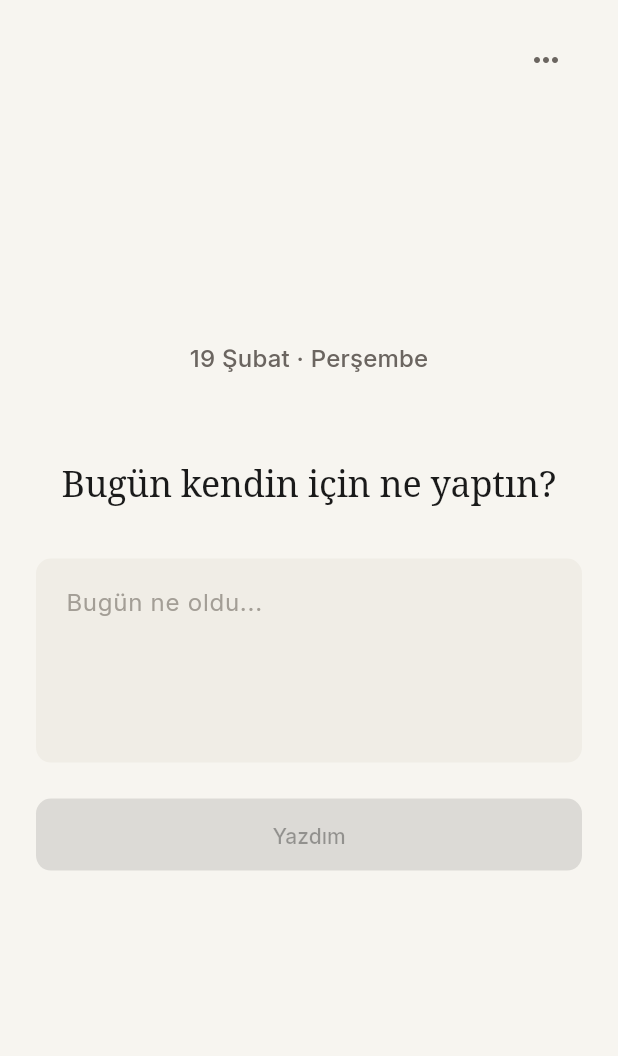
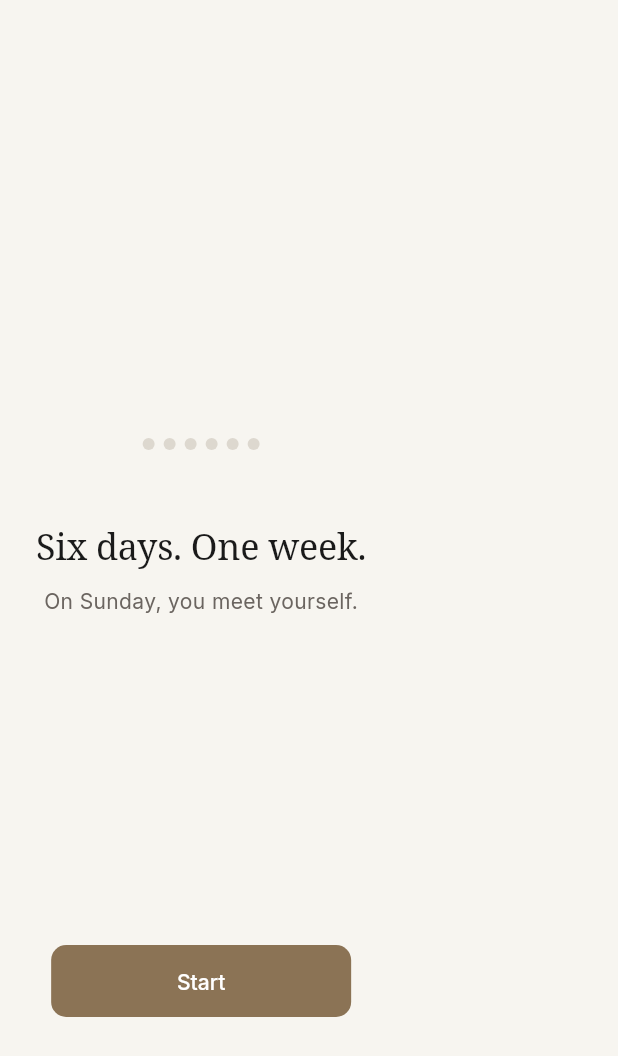
Before and after one commit to yalpyy/KendimApp, a Flutter app: the screen it shows after launch, on a phone screen of 412 x 824 dp. Shown: the top 1056 px of the screen. Run offline on Flutter 3.47's test engine with Material 3 defaults, Android fonts, the phone set to English and light mode, and no system bars; our stand-ins replace flutter_local_notifications, flutter_riverpod, google_fonts, in_app_purchase, shared_preferences, supabase_flutter and 1 more; accounts and stored records are empty.

Commit message:
feat: add landing screen, localization (TR/EN), and Saturday message
- Create AppLocalizations with delegate for TR + EN:
  landing_title, landing_subtitle, landing_button,
  day_completed_message, saturday_completed_title/subtitle
- Create AnimatedDots widget: 6 dots fill sequentially in a calm
  4-second loop (fill → hold → fade → pause)
- Create LandingScreen: animated dots + ritual text + "Başla" button,
  saves has_seen_landing to SharedPreferences on start
- Update main.dart: read SharedPreferences at startup, show
  LandingScreen on first launch, register localization delegates
- Update HomeScreen completed state: if Saturday AND strike == 6,
  show "Altı gün bitti. Yarın öğlen kendinle buluş." instead of
  the normal completed message; uses AppLocalizations for l10n

https://claude.ai/code/session_01Cw2Gpk45AsofWeCJpHBysD

```diff
--- /dev/null
+++ b/lib/core/l10n/app_localizations.dart
@@ -0,0 +1,70 @@
+import 'package:flutter/material.dart';
+
+/// Localization support for Kendin (Turkish + English).
+///
+/// Usage: `AppLocalizations.of(context).landingTitle`
+///
+/// Falls back to Turkish if the device locale is unsupported.
+class AppLocalizations {
+  AppLocalizations(this.locale);
+
+  final Locale locale;
+
+  static AppLocalizations of(BuildContext context) {
+    return Localizations.of<AppLocalizations>(context, AppLocalizations)!;
+  }
+
+  static const LocalizationsDelegate<AppLocalizations> delegate =
+      _AppLocalizationsDelegate();
+
+  static const supportedLocales = [
+    Locale('tr'),
+    Locale('en'),
+  ];
+
+  static final Map<String, Map<String, String>> _values = {
+    'tr': {
+      'landing_title': 'Altı gün. Bir hafta.',
+      'landing_subtitle': 'Pazar günü kendinle karşılaşırsın.',
+      'landing_button': 'Başla',
+      'day_completed_message': 'Bugün kendindesin.',
+      'saturday_completed_title': 'Altı gün bitti.',
+      'saturday_completed_subtitle': 'Yarın öğlen kendinle buluş.',
+    },
+    'en': {
+      'landing_title': 'Six days. One week.',
+      'landing_subtitle': 'On Sunday, you meet yourself.',
+      'landing_button': 'Start',
+      'day_completed_message': 'You are present today.',
+      'saturday_completed_title': 'Six days are done.',
+      'saturday_completed_subtitle': 'Tomorrow at noon, meet yourself.',
+    },
+  };
+
+  String _get(String key) {
+    return _values[locale.languageCode]?[key] ?? _values['tr']![key]!;
+  }
+
+  String get landingTitle => _get('landing_title');
+  String get landingSubtitle => _get('landing_subtitle');
+  String get landingButton => _get('landing_button');
+  String get dayCompletedMessage => _get('day_completed_message');
+  String get saturdayCompletedTitle => _get('saturday_completed_title');
+  String get saturdayCompletedSubtitle => _get('saturday_completed_subtitle');
+}
+
+class _AppLocalizationsDelegate
+    extends LocalizationsDelegate<AppLocalizations> {
+  const _AppLocalizationsDelegate();
+
+  @override
+  bool isSupported(Locale locale) =>
+      ['tr', 'en'].contains(locale.languageCode);
+
+  @override
+  Future<AppLocalizations> load(Locale locale) async =>
+      AppLocalizations(locale);
+
+  @override
+  bool shouldReload(_AppLocalizationsDelegate old) => false;
+}
--- a/lib/main.dart
+++ b/lib/main.dart
@@ -1,9 +1,12 @@
 import 'package:flutter/material.dart';
 import 'package:flutter/services.dart';
 import 'package:flutter_riverpod/flutter_riverpod.dart';
+import 'package:shared_preferences/shared_preferences.dart';
 
+import 'package:kendin/core/l10n/app_localizations.dart';
 import 'package:kendin/core/theme/app_theme.dart';
 import 'package:kendin/presentation/screens/home/home_screen.dart';
+import 'package:kendin/presentation/screens/landing/landing_screen.dart';
 
 // Conditional import: production init on native, demo (no-op) on web.
 import 'package:kendin/app_init/app_init_production.dart'
@@ -20,9 +23,16 @@ void main() async {
   // or does nothing in demo mode.
   final disposer = await initializeApp();
 
+  // Check if user has seen the landing screen.
+  final prefs = await SharedPreferences.getInstance();
+  final hasSeenLanding = prefs.getBool('has_seen_landing') ?? false;
+
   runApp(
     ProviderScope(
-      child: KendinApp(onDispose: disposer),
+      child: KendinApp(
+        onDispose: disposer,
+        showLanding: !hasSeenLanding,
+      ),
     ),
   );
 }
@@ -31,9 +41,14 @@ void main() async {
 typedef AppDisposer = void Function();
 
 class KendinApp extends StatefulWidget {
-  const KendinApp({super.key, required this.onDispose});
+  const KendinApp({
+    super.key,
+    required this.onDispose,
+    required this.showLanding,
+  });
 
   final AppDisposer onDispose;
+  final bool showLanding;
 
   @override
   State<KendinApp> createState() => _KendinAppState();
@@ -54,7 +69,13 @@ class _KendinAppState extends State<KendinApp> {
       theme: AppTheme.light,
       darkTheme: AppTheme.dark,
       themeMode: ThemeMode.system,
-      home: const HomeScreen(),
+      localizationsDelegates: const [
+        AppLocalizations.delegate,
+        DefaultMaterialLocalizations.delegate,
+        DefaultWidgetsLocalizations.delegate,
+      ],
+      supportedLocales: AppLocalizations.supportedLocales,
+      home: widget.showLanding ? const LandingScreen() : const HomeScreen(),
     );
   }
 }
--- a/lib/presentation/screens/home/home_screen.dart
+++ b/lib/presentation/screens/home/home_screen.dart
@@ -2,6 +2,7 @@ import 'package:flutter/material.dart';
 import 'package:flutter_riverpod/flutter_riverpod.dart';
 
 import 'package:kendin/core/constants/app_strings.dart';
+import 'package:kendin/core/l10n/app_localizations.dart';
 import 'package:kendin/core/theme/app_spacing.dart';
 import 'package:kendin/core/utils/date_utils.dart';
 import 'package:kendin/domain/usecases/strike_manager.dart';
@@ -196,14 +197,40 @@ class _HomeScreenState extends ConsumerState<HomeScreen> {
     BuildContext context,
     AsyncValue<StrikeState?> strikeAsync,
   ) {
+    final l10n = AppLocalizations.of(context);
+    final now = DateTime.now();
+    final isSaturday = now.weekday == DateTime.saturday;
+    final strike = strikeAsync.valueOrNull;
+    final isSaturdayComplete =
+        isSaturday && strike != null && strike.completedDays >= 6;
+
+    debugPrint(
+      '[HomeScreen] Completed: saturday=$isSaturday, '
+      'strike=${strike?.completedDays}, saturdayComplete=$isSaturdayComplete',
+    );
+
     return Column(
       children: [
-        // "Bugün kendindesin."
-        Text(
-          AppStrings.dayCompleted,
-          style: Theme.of(context).textTheme.displayLarge,
-          textAlign: TextAlign.center,
-        ),
+        // Saturday full-week message or normal completed message.
+        if (isSaturdayComplete) ...[
+          Text(
+            l10n.saturdayCompletedTitle,
+            style: Theme.of(context).textTheme.displayLarge,
+            textAlign: TextAlign.center,
+          ),
+          const SizedBox(height: AppSpacing.sm),
+          Text(
+            l10n.saturdayCompletedSubtitle,
+            style: Theme.of(context).textTheme.bodyMedium,
+            textAlign: TextAlign.center,
+          ),
+        ] else
+          Text(
+            l10n.dayCompletedMessage,
+            style: Theme.of(context).textTheme.displayLarge,
+            textAlign: TextAlign.center,
+          ),
+
         const SizedBox(height: AppSpacing.lg),
 
         // Strike dots (today's dot is filled)
--- /dev/null
+++ b/lib/presentation/screens/landing/landing_screen.dart
@@ -0,0 +1,90 @@
+import 'package:flutter/material.dart';
+import 'package:shared_preferences/shared_preferences.dart';
+
+import 'package:kendin/core/l10n/app_localizations.dart';
+import 'package:kendin/core/theme/app_spacing.dart';
+import 'package:kendin/presentation/screens/home/home_screen.dart';
+import 'package:kendin/presentation/widgets/animated_dots.dart';
+import 'package:kendin/presentation/widgets/kendin_button.dart';
+
+/// First-launch landing screen.
+///
+/// Shows animated strike dots, a short ritual description,
+/// and a "Başla" / "Start" button. Once tapped, sets
+/// [has_seen_landing] in SharedPreferences and navigates to HomeScreen.
+class LandingScreen extends StatelessWidget {
+  const LandingScreen({super.key});
+
+  static const _prefsKey = 'has_seen_landing';
+
+  Future<void> _onStart(BuildContext context) async {
+    final prefs = await SharedPreferences.getInstance();
+    await prefs.setBool(_prefsKey, true);
+
+    if (!context.mounted) return;
+
+    Navigator.of(context).pushReplacement(
+      PageRouteBuilder(
+        pageBuilder: (_, __, ___) => const HomeScreen(),
+        transitionsBuilder: (_, animation, __, child) {
+          return FadeTransition(opacity: animation, child: child);
+        },
+        transitionDuration: const Duration(milliseconds: 400),
+      ),
+    );
+  }
+
+  @override
+  Widget build(BuildContext context) {
+    final l10n = AppLocalizations.of(context);
+
+    return Scaffold(
+      body: SafeArea(
+        child: Padding(
+          padding: const EdgeInsets.symmetric(
+            horizontal: AppSpacing.screenHorizontal,
+          ),
+          child: Column(
+            children: [
+              const Spacer(flex: 4),
+
+              // Animated dots
+              const AnimatedDots(),
+
+              const SizedBox(height: AppSpacing.xxl),
+
+              // Title
+              Text(
+                l10n.landingTitle,
+                style: Theme.of(context).textTheme.displayLarge,
+                textAlign: TextAlign.center,
+              ),
+
+              const SizedBox(height: AppSpacing.sm),
+
+              // Subtitle
+              Text(
+                l10n.landingSubtitle,
+                style: Theme.of(context).textTheme.bodyMedium,
+                textAlign: TextAlign.center,
+              ),
+
+              const Spacer(flex: 3),
+
+              // Start button
+              SizedBox(
+                width: 200,
+                child: KendinButton(
+                  label: l10n.landingButton,
+                  onPressed: () => _onStart(context),
+                ),
+              ),
+
+              const Spacer(flex: 2),
+            ],
+          ),
+        ),
+      ),
+    );
+  }
+}
--- /dev/null
+++ b/lib/presentation/widgets/animated_dots.dart
@@ -0,0 +1,103 @@
+import 'package:flutter/material.dart';
+
+import 'package:kendin/core/theme/app_colors.dart';
+import 'package:kendin/core/theme/app_spacing.dart';
+
+/// Six dots that fill sequentially in a calm, looping animation.
+///
+/// Cycle (4 seconds):
+///   0.0–0.6   Dots fill one by one (subtle opacity)
+///   0.6–0.75  Hold all filled
+///   0.75–0.9  All fade out together
+///   0.9–1.0   Pause (all empty)
+class AnimatedDots extends StatefulWidget {
+  const AnimatedDots({super.key});
+
+  @override
+  State<AnimatedDots> createState() => _AnimatedDotsState();
+}
+
+class _AnimatedDotsState extends State<AnimatedDots>
+    with SingleTickerProviderStateMixin {
+  late final AnimationController _controller;
+
+  static const _dotCount = 6;
+
+  @override
+  void initState() {
+    super.initState();
+    _controller = AnimationController(
+      duration: const Duration(milliseconds: 4000),
+      vsync: this,
+    )..repeat();
+  }
+
+  @override
+  void dispose() {
+    _controller.dispose();
+    super.dispose();
+  }
+
+  /// Returns 0.0–1.0 fill amount for a dot at [index] given overall [progress].
+  double _dotFill(int index, double progress) {
+    // Phase 1: sequential fill (0.0 → 0.6)
+    final fillStart = index * 0.1; // 0.0, 0.1, 0.2, 0.3, 0.4, 0.5
+    final fillEnd = fillStart + 0.08;
+
+    // Phase 2: hold (0.6 → 0.75) — all stay filled
+    // Phase 3: fade out (0.75 → 0.9)
+    const fadeStart = 0.75;
+    const fadeEnd = 0.9;
+
+    if (progress < fillStart) return 0.0;
+    if (progress < fillEnd) {
+      return Curves.easeIn
+          .transform((progress - fillStart) / (fillEnd - fillStart));
+    }
+    if (progress < fadeStart) return 1.0;
+    if (progress < fadeEnd) {
+      return 1.0 -
+          Curves.easeOut
+              .transform((progress - fadeStart) / (fadeEnd - fadeStart));
+    }
+    return 0.0;
+  }
+
+  @override
+  Widget build(BuildContext context) {
+    final isDark = Theme.of(context).brightness == Brightness.dark;
+    final filledColor =
+        isDark ? AppColors.darkStrikeFilled : AppColors.lightStrikeFilled;
+    final emptyColor =
+        isDark ? AppColors.darkStrikeEmpty : AppColors.lightStrikeEmpty;
+
+    return AnimatedBuilder(
+      animation: _controller,
+      builder: (context, child) {
+        return Row(
+          mainAxisSize: MainAxisSize.min,
+          children: List.generate(_dotCount, (index) {
+            final fill = _dotFill(index, _controller.value);
+            final color = Color.lerp(emptyColor, filledColor, fill)!;
+
+            return Padding(
+              padding: EdgeInsets.only(
+                right: index < _dotCount - 1
+                    ? AppSpacing.strikeDotSpacing
+                    : 0,
+              ),
+              child: Container(
+                width: AppSpacing.strikeDotSize,
+                height: AppSpacing.strikeDotSize,
+                decoration: BoxDecoration(
+                  shape: BoxShape.circle,
+                  color: color,
+                ),
+              ),
+            );
+          }),
+        );
+      },
+    );
+  }
+}
```
